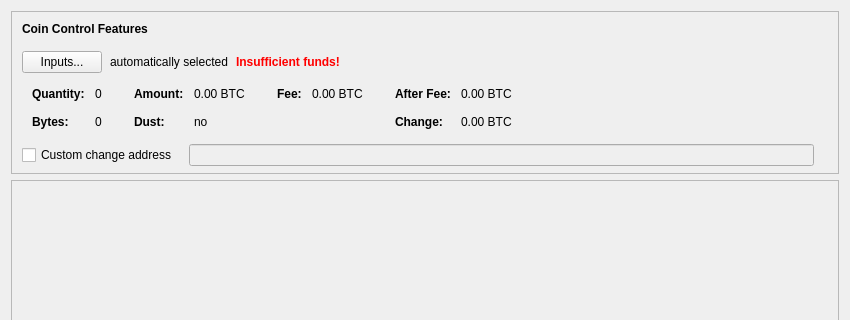
Before: the Qt Designer form src/qt/forms/sendcoinsdialog.ui in datacoinproject/datacoin-core, drawn with Qt 5; both pictures show x 0 to 850 and y 0 to 320 of the 850 by 526 pixel window.
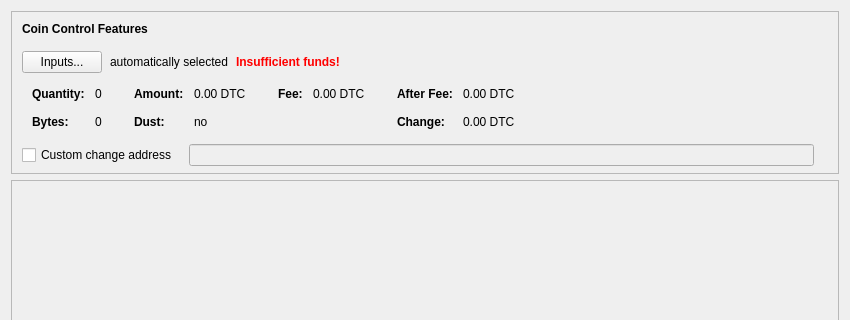
After: the same form once the commit is applied. Icons and pictures are not drawn. Custom widgets are drawn as their Qt base class.

Patch:
```diff
--- a/src/qt/forms/sendcoinsdialog.ui
+++ b/src/qt/forms/sendcoinsdialog.ui
@@ -324,7 +324,7 @@
                   <enum>Qt::ActionsContextMenu</enum>
                  </property>
                  <property name="text">
-                  <string notr="true">0.00 BTC</string>
+                  <string notr="true">0.00 DTC</string>
                  </property>
                  <property name="textInteractionFlags">
                   <set>Qt::LinksAccessibleByMouse|Qt::TextSelectableByKeyboard|Qt::TextSelectableByMouse</set>
@@ -404,7 +404,7 @@
                   <enum>Qt::ActionsContextMenu</enum>
                  </property>
                  <property name="text">
-                  <string notr="true">0.00 BTC</string>
+                  <string notr="true">0.00 DTC</string>
                  </property>
                  <property name="textInteractionFlags">
                   <set>Qt::LinksAccessibleByMouse|Qt::TextSelectableByKeyboard|Qt::TextSelectableByMouse</set>
@@ -455,7 +455,7 @@
                   <enum>Qt::ActionsContextMenu</enum>
                  </property>
                  <property name="text">
-                  <string notr="true">0.00 BTC</string>
+                  <string notr="true">0.00 DTC</string>
                  </property>
                  <property name="textInteractionFlags">
                   <set>Qt::LinksAccessibleByMouse|Qt::TextSelectableByKeyboard|Qt::TextSelectableByMouse</set>
@@ -484,7 +484,7 @@
                   <enum>Qt::ActionsContextMenu</enum>
                  </property>
                  <property name="text">
-                  <string notr="true">0.00 BTC</string>
+                  <string notr="true">0.00 DTC</string>
                  </property>
                  <property name="textInteractionFlags">
                   <set>Qt::LinksAccessibleByMouse|Qt::TextSelectableByKeyboard|Qt::TextSelectableByMouse</set>
```
